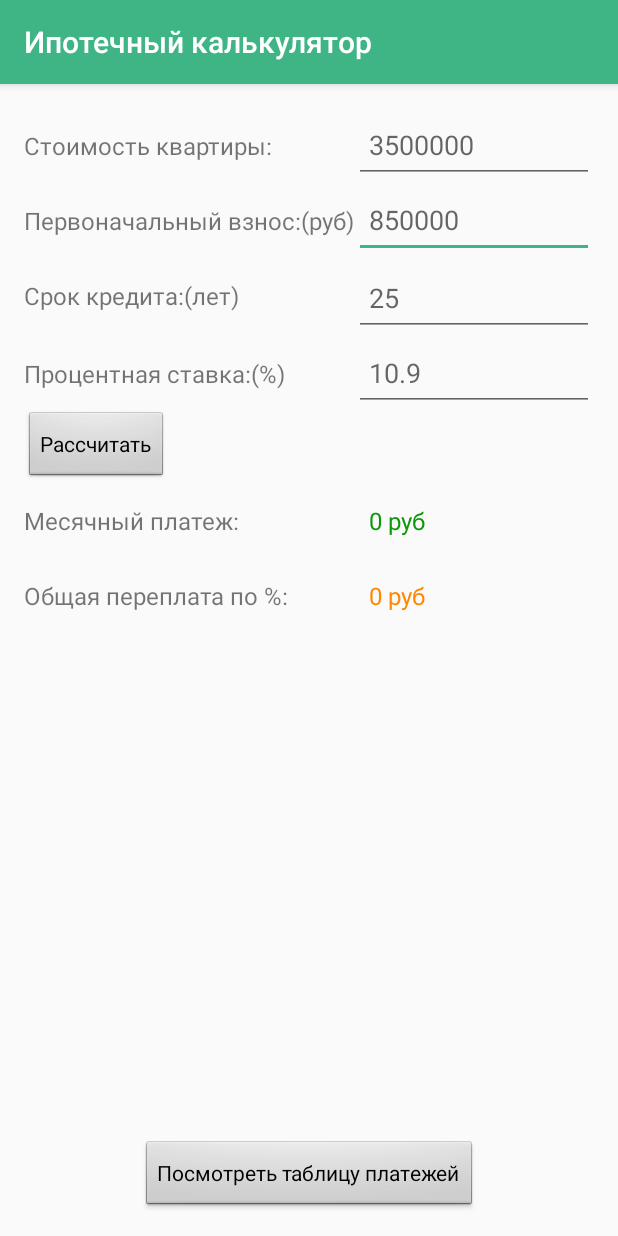
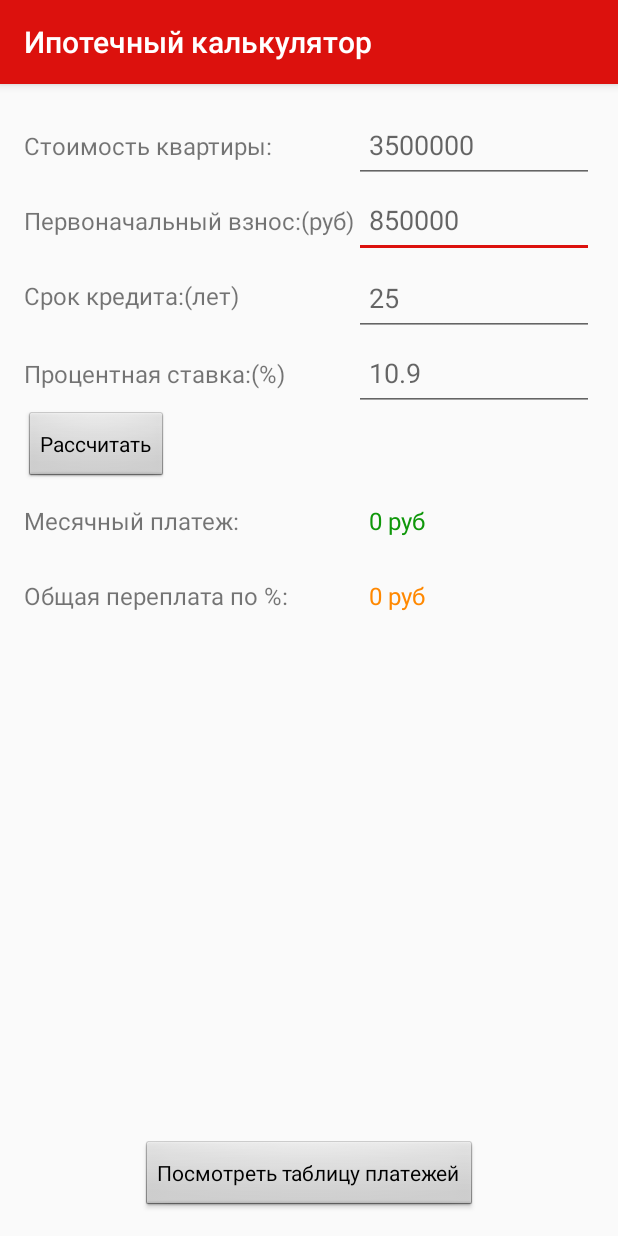
Before and after one commit to ageev-victor/calculator-ipoteka, an Android app: the screen it shows after launch (MainActivity), on a phone screen of 412 x 824 dp. Run offline under Robolectric (Android 15) with nearby library versions, the phone set to English and light mode, and no system bars.

Commit message:
Сменил  цвет оформления приложения на красный

```diff
--- a/Calculator/app/src/main/res/values/colors.xml
+++ b/Calculator/app/src/main/res/values/colors.xml
@@ -1,7 +1,7 @@
 <?xml version="1.0" encoding="utf-8"?>
 <resources>
-    <color name="colorPrimary">#3fb586</color>
-    <color name="colorPrimaryDark">#309f8d</color>
+    <color name="colorPrimary">#dc110d</color>
+    <color name="colorPrimaryDark">#dc110d</color>
     <color name="colorAccent">#FF4081</color>
     <color name="colorGreen">#0f970a</color>
 </resources>
```
